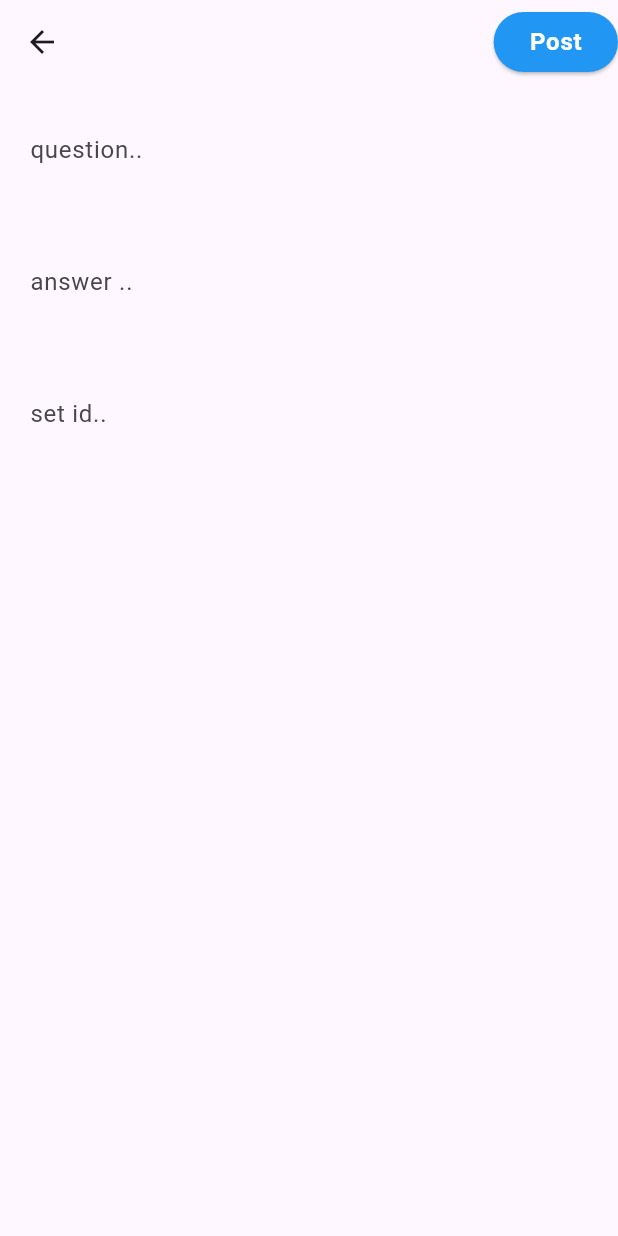
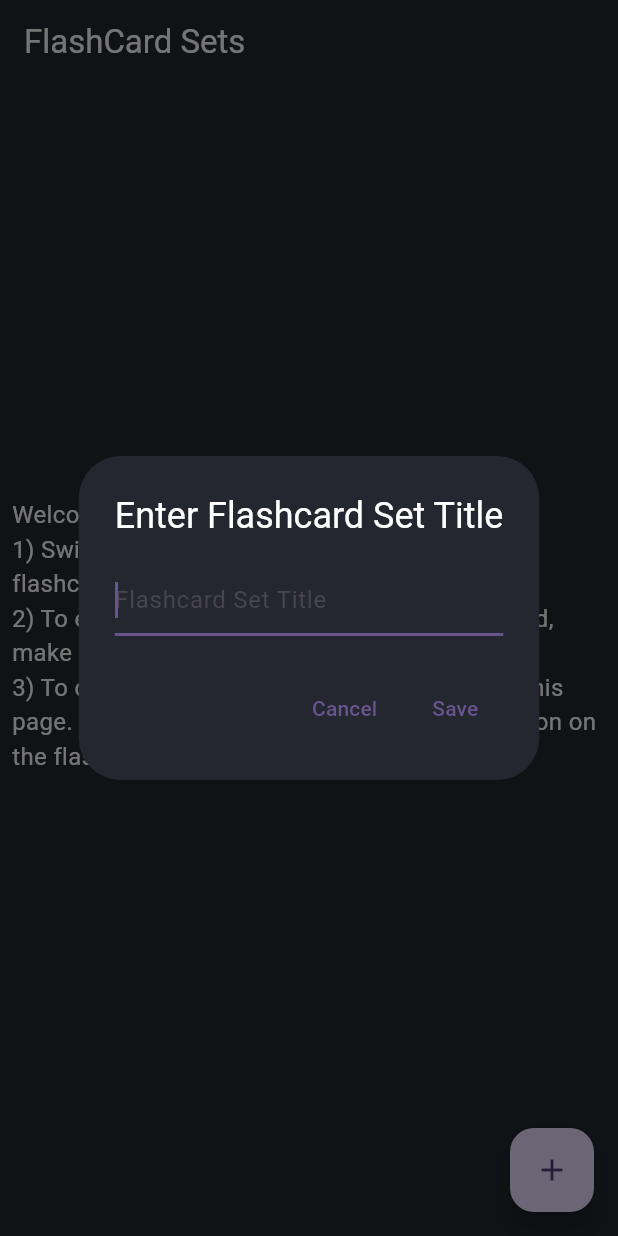
Before and after one commit to Neutrino2711/flashcard, a Flutter app: the screen it shows after launch, after a tap on the "add" icon, on a phone screen of 412 x 824 dp. Run offline on Flutter 3.47's test engine with Material 3 defaults, Android fonts, the phone set to English and light mode, and no system bars; our stand-ins replace bloc, equatable, flip_card, flutter_bloc, flutter_card_swiper and 1 more; missing offline and left inert: dart:ffi; accounts and stored records are empty.

Commit message:
functionality added

```diff
--- a/lib/bloc/flashcard_state.dart
+++ b/lib/bloc/flashcard_state.dart
@@ -15,6 +15,8 @@ class FlashcardLoaded extends FlashcardState {
   List<Object> get props => [flashcards];
 }
 
+
+
 class FlashcardError extends FlashcardState {
   final String message;
 
--- /dev/null
+++ b/lib/bloc/flashcardset_bloc.dart
@@ -0,0 +1,44 @@
+import 'package:bloc/bloc.dart';
+import 'package:equatable/equatable.dart';
+import 'package:flashcard/database/database_helper.dart';
+
+import '../models/flashcardset_model.dart';
+
+part 'flashcardset_event.dart';
+part 'flashcardset_state.dart';
+
+class FlashcardsetBloc extends Bloc<FlashcardsetEvent, FlashcardsetState> {
+
+  final DatabaseHelper databaseHelper = DatabaseHelper();
+
+  FlashcardsetBloc() : super(FlashcardsetInitial()) {
+      on<LoadFlashCardSets>(_onLoadFlashCardSets);
+      on<AddFlashCardSets>(_onAddFlashCardSets);
+  }
+
+
+    Future<void> _onLoadFlashCardSets(LoadFlashCardSets event,Emitter<FlashcardsetState> emit) async {
+      emit(FlashcardsetLoading());
+    try {
+      final flashcardsetsData = await databaseHelper.getFlashcardSets();
+         final flashcardsets = flashcardsetsData.map((e) => FlashcardSet.fromMap(e)).toList();
+      emit(FlashcardsetLoaded(flashcardsets: flashcardsets));
+
+    } catch(e)
+    {
+      emit(FlashcardsetError(error: e.toString()));
+    }
+  }
+
+  Future<void> _onAddFlashCardSets(AddFlashCardSets event,Emitter<FlashcardsetState> emit) async {
+    try{
+      await databaseHelper.insertFlashcardSet(event.flashcardSet.toMap());
+
+      add(LoadFlashCardSets());
+    }
+    catch(e)
+    {
+      emit(FlashcardsetError(error: e.toString()));
+    }
+  }
+}
--- /dev/null
+++ b/lib/bloc/flashcardset_event.dart
@@ -0,0 +1,21 @@
+part of 'flashcardset_bloc.dart';
+
+sealed class FlashcardsetEvent extends Equatable {
+  const FlashcardsetEvent();
+
+  @override
+  List<Object> get props => [];
+}
+
+class LoadFlashCardSets extends FlashcardsetEvent{
+
+  LoadFlashCardSets();
+}
+
+class AddFlashCardSets extends FlashcardsetEvent{
+
+  final FlashcardSet flashcardSet;
+
+  AddFlashCardSets({required this.flashcardSet});
+
+}
--- /dev/null
+++ b/lib/bloc/flashcardset_state.dart
@@ -0,0 +1,24 @@
+part of 'flashcardset_bloc.dart';
+
+sealed class FlashcardsetState extends Equatable {
+  const FlashcardsetState();
+
+  @override
+  List<Object> get props => [];
+}
+
+final class FlashcardsetInitial extends FlashcardsetState {}
+
+final class FlashcardsetLoading extends FlashcardsetState {}
+
+final class FlashcardsetLoaded extends FlashcardsetState {
+   final List<FlashcardSet> flashcardsets;
+
+  FlashcardsetLoaded({required this.flashcardsets});
+}
+
+final class FlashcardsetError extends FlashcardsetState {
+  final String error;
+
+  FlashcardsetError({required this.error});
+}
--- a/lib/database/database_helper.dart
+++ b/lib/database/database_helper.dart
@@ -81,10 +81,10 @@ class DatabaseHelper {
       join(dbPath, 'flashcards.db'),
       onCreate: (db, version) {
         db.execute(
-          'CREATE TABLE flashcard_sets(id INTEGER PRIMARY KEY, title TEXT)',
+          'CREATE TABLE flashcard_sets(id INTEGER PRIMARY KEY AUTOINCREMENT, title TEXT)',
         );
         return db.execute(
-          'CREATE TABLE flashcards(id INTEGER PRIMARY KEY, question TEXT, answer TEXT, set_id INTEGER, FOREIGN KEY(set_id) REFERENCES flashcard_sets(id))',
+          'CREATE TABLE flashcards(id INTEGER PRIMARY KEY AUTOINCREMENT, question TEXT, answer TEXT, set_id INTEGER, FOREIGN KEY(set_id) REFERENCES flashcard_sets(id))',
         );
       },
       version: 1,
--- a/lib/main.dart
+++ b/lib/main.dart
@@ -1,5 +1,7 @@
 import 'package:flashcard/bloc/flashcard_bloc.dart';
+import 'package:flashcard/bloc/flashcardset_bloc.dart';
 import 'package:flashcard/database/database_helper.dart';
+import 'package:flashcard/screens/landing_page.dart';
 import 'package:flutter/material.dart';
 import 'package:flutter_bloc/flutter_bloc.dart';
 
@@ -16,8 +18,15 @@ class MyApp extends StatelessWidget {
   // This widget is the root of your application.
   @override
   Widget build(BuildContext context) {
-    return BlocProvider(
-      create: (context) => FlashcardBloc()..add(LoadFlashcards(setId: 0)),
+    return MultiBlocProvider(
+      providers: [
+        BlocProvider(
+          create: (context) => FlashcardBloc(),
+        ),
+        BlocProvider(
+          create: (context) => FlashcardsetBloc()..add(LoadFlashCardSets()),
+        ),
+      ],
       child: MaterialApp(
         title: 'Flutter Demo',
         theme: ThemeData(
@@ -39,7 +48,7 @@ class MyApp extends StatelessWidget {
           colorScheme: ColorScheme.fromSeed(seedColor: Colors.deepPurple),
           useMaterial3: true,
         ),
-        home: FlashcardScreen(),
+        home: LandingPage(),
       ),
     );
   }
--- /dev/null
+++ b/lib/models/flashcardset_model.dart
@@ -0,0 +1,23 @@
+class FlashcardSet {
+  // final int? id;
+  final String title;
+  // final String description;
+
+  FlashcardSet({required this.title});
+
+  Map<String, dynamic> toMap() {
+    return {
+      // 'id': id,
+      'title': title,
+      // 'description': description,
+    };
+  }
+
+  static FlashcardSet fromMap(Map<String, dynamic> map) {
+    return FlashcardSet(
+      // id: map['id'],
+      title: map['title'],
+      // description: map['description'],
+    );
+  }
+}
--- a/lib/screens/createflashcard_screen.dart
+++ b/lib/screens/createflashcard_screen.dart
@@ -5,7 +5,9 @@ import 'package:flutter_bloc/flutter_bloc.dart';
 import '../bloc/flashcard_bloc.dart';
 
 class CreateFlashCard extends StatelessWidget {
-   CreateFlashCard({super.key});
+   CreateFlashCard({super.key,required this.setId});
+
+  final int setId;
 
     final GlobalKey<FormState> _formKey = GlobalKey<FormState>();
   final TextEditingController setIdController = TextEditingController();
@@ -16,25 +18,27 @@ class CreateFlashCard extends StatelessWidget {
   @override
   Widget build(BuildContext context) {
     return Scaffold(
+
       appBar: AppBar(
         // title: Text('Create Post'),
-
+      backgroundColor: const Color(0xFF242730),
+      foregroundColor: Colors.white,
         actions: [
           ElevatedButton(
             style: ElevatedButton.styleFrom(
-              backgroundColor: Colors.blue,
+              backgroundColor: Colors.cyan,
               shape: RoundedRectangleBorder(
                 borderRadius: BorderRadius.circular(20),
               ),
             ),
-            child: Text('Post',
+            child: Text('Add',
             style: Theme.of(context).textTheme.bodyLarge?.copyWith(color: Colors.white, fontWeight: FontWeight.bold)
              ,),
             onPressed: () {
               if (_formKey.currentState!.validate()) {
-                      Flashcard flashCard = Flashcard(question: questionController.text, answer: answerController.text, setId: int.tryParse(setIdController.text)!);
+                      Flashcard flashCard = Flashcard(question: questionController.text, answer: answerController.text, setId: setId);
 
-                      context.read<FlashcardBloc>().add(AddFlashcard(flashcard: flashCard, setId: int.tryParse(setIdController.text)!));
+                      context.read<FlashcardBloc>().add(AddFlashcard(flashcard: flashCard, setId: setId));
                       // Clear the fields and close the modal
                       setIdController.clear();
                       questionController.clear();
@@ -56,6 +60,7 @@ class CreateFlashCard extends StatelessWidget {
       body: Form(
         key: _formKey,
         child: Scaffold(
+             backgroundColor: Color(0xFF242730),
           body: SingleChildScrollView(
             child: Column(
               crossAxisAlignment: CrossAxisAlignment.start,
@@ -66,11 +71,19 @@ class CreateFlashCard extends StatelessWidget {
                     controller: questionController,
                     // keyboardType: TextInputType.multiline,
                     // autofocus: true,
+                    style: TextStyle(
+                      color: Colors.white
+                    ),
                     showCursor: true,
                     decoration: const InputDecoration(
-                      hintText: 'question..',
-                      border: InputBorder.none,
-                    ),
+                      hintText: 'Question',
+                       border: OutlineInputBorder(
+                          // Adds border around the TextFormField
+                          borderSide: BorderSide(
+                            color: Colors.transparent
+                          ),
+      borderRadius: BorderRadius.all(Radius.circular(10)), // Optional: round the corners
+    ),),
 
                     // maxLines: null,
                     validator: (value) {
@@ -87,10 +100,16 @@ class CreateFlashCard extends StatelessWidget {
                     controller: answerController,
                     // keyboardType: TextInputType.multiline,
                     // autofocus: true,
+                     style: TextStyle(
+                      color: Colors.white
+                    ),
                     showCursor: true,
                     decoration: const InputDecoration(
-                      hintText: 'answer ..',
-                      border: InputBorder.none,
+                      hintText: 'Answer',
+
+                       border: OutlineInputBorder(  // Adds border around the TextFormField
+      borderRadius: BorderRadius.all(Radius.circular(10)), // Optional: round the corners
+    ),
                     ),
 
                     // maxLines: null,
@@ -102,27 +121,7 @@ class CreateFlashCard extends StatelessWidget {
                     },
                   ),
                 ),
-                 Padding(
-                  padding: const EdgeInsets.all(20.0),
-                  child: TextFormField(
-                    controller: setIdController,
-                    // keyboardType: TextInputType.multiline,
-                    // autofocus: true,
-                    showCursor: true,
-                    decoration: const InputDecoration(
-                      hintText: 'set id..',
-                      border: InputBorder.none,
-                    ),
 
-                    // maxLines: null,
-                    validator: (value) {
-                      if (value!.isEmpty) {
-                        return 'Required!!';
-                      }
-                      return null;
-                    },
-                  ),
-                ),
               ],
             ),
           ),
--- /dev/null
+++ b/lib/screens/landing_page.dart
@@ -0,0 +1,153 @@
+import 'package:flashcard/bloc/flashcard_bloc.dart';
+import 'package:flashcard/screens/flashcard_screen.dart';
+import 'package:flutter/material.dart';
+import 'package:flutter_bloc/flutter_bloc.dart';
+
+import '../bloc/flashcardset_bloc.dart';
+import '../models/flashcardset_model.dart';
+import '../bloc/flashcard_bloc.dart';
+
+class LandingPage extends StatelessWidget {
+  LandingPage({super.key});
+
+  final List<String> flashcardSets = [
+    'Set 1',
+    'Set 2',
+    'Set 3'
+  ]; // Example sets
+
+  @override
+  Widget build(BuildContext context) {
+    return Scaffold(
+      backgroundColor: Color(0xFF242730),
+      appBar: AppBar(title: Text('FlashCard Sets',
+      style: TextStyle(
+        color: Colors.white
+      ),
+      ),
+      backgroundColor: Color(0xFF242730),
+      ),
+      body: BlocBuilder<FlashcardsetBloc, FlashcardsetState>(
+        builder: (context, state) {
+          if(state is FlashcardLoading) {
+            return Center(child: CircularProgressIndicator());
+          }
+          else if (state is FlashcardsetLoaded)
+          {
+            final setlists = state.flashcardsets;
+               return Center(
+            child: Column(
+              children: [
+                SizedBox(
+                  height: MediaQuery.of(context).size.width*.65,
+                  child: ListView.builder(
+                    scrollDirection: Axis.horizontal,
+                    itemCount: setlists.length,
+                    itemBuilder: (context, index) {
+                      return GestureDetector(
+                        onTap: () {
+                          // Navigate to the next page with the selected set
+                          context.read<FlashcardBloc>().add(LoadFlashcards(setId: index));
+                          Navigator.push(
+                            context,
+                            MaterialPageRoute(
+                              builder: (context) => FlashcardScreen(setId: index,),
+                            ),
+                          );
+
+                        },
+                        child: SizedBox(
+                          width: MediaQuery.of(context).size.width*.65,
+                          child: Card(
+                            elevation: 20.0,
+                            shadowColor: Color(0xFF35184217),
+                            color: Color(0xFF354145),
+                            shape: RoundedRectangleBorder(
+                              borderRadius: BorderRadius.circular(20.0),
+                            ),
+                            child: Center(child: Text(setlists[index].title,
+                            style: TextStyle(
+                              fontSize: 20.0,
+                              color: Colors.cyanAccent
+                            ),
+                            )),
+                          ),
+                        ),
+                      );
+                    },
+                  ),
+                ),
+                Padding(
+                  padding: const EdgeInsets.all(8.0),
+                child: Text(
+  "Welcome!\n"
+  "1) Swipe down to delete a flashcard. If only one flashcard remains, double tap to delete.\n"
+  "2) To edit a flashcard, press and hold on the card, make your changes, and then save it.\n"
+  "3) To create a new set, use the 'Add' button on this page. To add a new flashcard, use the 'Add' button on the flashcard page.",
+  style: TextStyle(
+    color: Colors.white,
+    fontSize: 16.0, // Optional: Customize font size
+    fontWeight: FontWeight.w400, // Optional: Customize font weight
+  ),
+)
+
+                )
+
+              ],
+            ),
+          );
+
+          }
+          print(state);
+         return CircularProgressIndicator();
+        },
+      ),
+      floatingActionButton: FloatingActionButton(
+        onPressed: (){
+           String flashcardSetTitle = "";
+              showDialog<String>(
+      context: context,
+      builder: (BuildContext context) {
+        return AlertDialog(
+          backgroundColor: Color(0xFF242730),
+          title: Text('Enter Flashcard Set Title',
+          style: TextStyle(
+            color: Colors.white,
+          ),
+          ),
+          content: TextField(
+            autofocus: true,
+            decoration: InputDecoration(hintText: 'Flashcard Set Title'),
+            onChanged: (value) {
+              flashcardSetTitle = value;
+            },
+          ),
+          actions: <Widget>[
+            TextButton(
+              onPressed: () {
+                // Close the dialog without saving
+                Navigator.of(context).pop(flashcardSetTitle);
+              },
+              child: Text('Cancel'),
+            ),
+            TextButton(
+              onPressed: () {
+                // Close the dialog and return the title
+                context.read<FlashcardsetBloc>().add(AddFlashCardSets(flashcardSet: FlashcardSet(title: flashcardSetTitle)));
+                Navigator.of(context).pop();
+              },
+              child: Text('Save'),
+            ),
+          ],
+        );
+      },
+    );
+
+    // If title is entered, add the new flashcard set
+
+        },
+        child: Icon(Icons.add),
+      ),
+    );
+  }
+}
```
Also changed, not shown: lib/bloc/flashcard_bloc.dart (+7 -0 lines), lib/screens/flashcard_screen.dart (+50 -57 lines), lib/widgets/flashcard.dart (added, +41 -0 lines), lib/bloc/flashcard_event.dart (line endings or trailing spaces).
